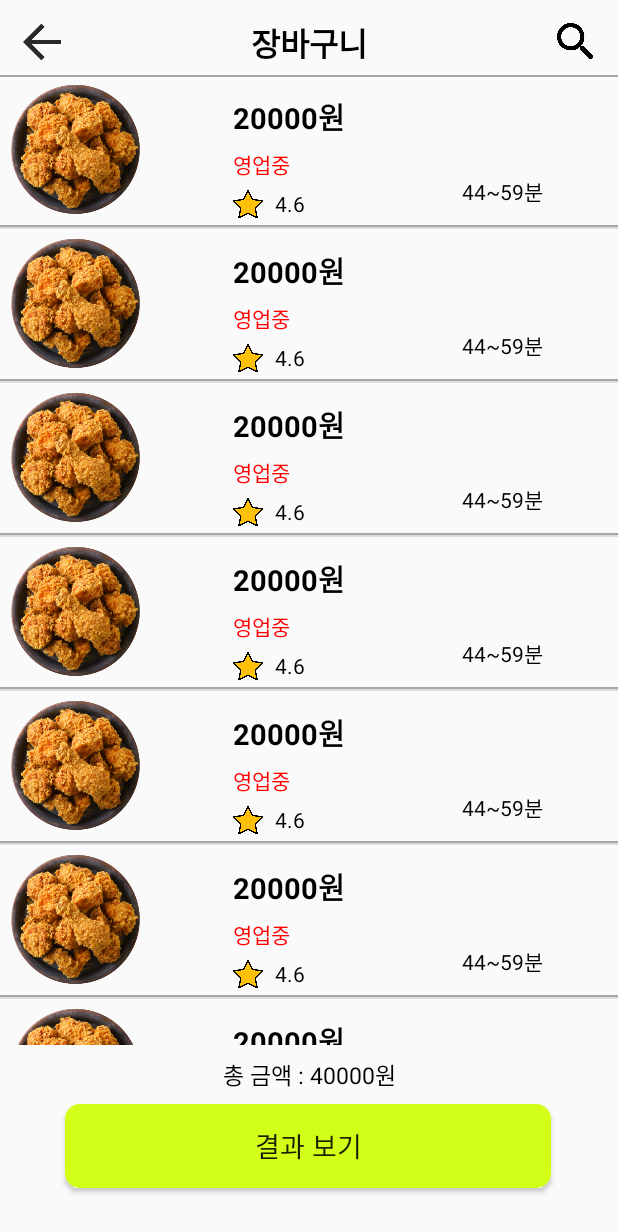
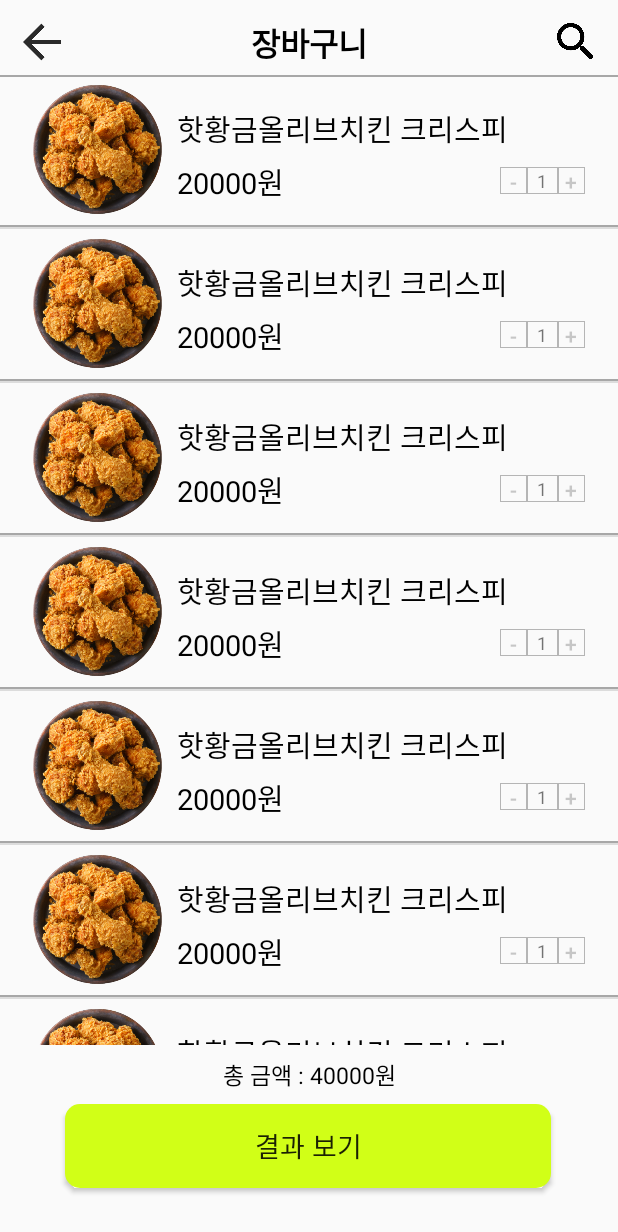
Before and after one commit to 3Jeon/Android, an Android app: the MenuActivity screen opened directly, with no data from a screen before it, after a tap on "장바구니", on a phone screen of 412 x 824 dp. Shown: the top 1232 px of the screen. Run offline under Robolectric (Android 15) with nearby library versions, the phone set to English and light mode, and no system bars.

Commit message:
commit by 'v' / 22.08.04./23:30

```diff
--- a/app/src/main/java/com/gachonumc/threejeon/menu/MenuActivity.kt
+++ b/app/src/main/java/com/gachonumc/threejeon/menu/MenuActivity.kt
@@ -5,6 +5,7 @@ import android.os.Bundle
 import androidx.appcompat.app.AppCompatActivity
 import androidx.recyclerview.widget.DividerItemDecoration
 import androidx.recyclerview.widget.LinearLayoutManager
+import com.gachonumc.threejeon.SearchActivity
 import com.gachonumc.threejeon.databinding.ActivityMenuBinding
 import com.gachonumc.threejeon.mymenu.MyMenuActivity
 import com.gachonumc.threejeon.store.StoreActivity
@@ -36,5 +37,9 @@ class MenuActivity: AppCompatActivity() {
         binding.goMyMenu.setOnClickListener {
             startActivity(Intent(this, MyMenuActivity::class.java))
         }
+
+        binding.menuSearchIv.setOnClickListener {
+            startActivity(Intent(this, SearchActivity::class.java))
+        }
     }
 }
--- a/app/src/main/java/com/gachonumc/threejeon/menu/MenuAdapter.kt
+++ b/app/src/main/java/com/gachonumc/threejeon/menu/MenuAdapter.kt
@@ -3,6 +3,7 @@ package com.gachonumc.threejeon.menu
 import android.view.LayoutInflater
 import android.view.ViewGroup
 import androidx.recyclerview.widget.RecyclerView
+import com.gachonumc.threejeon.databinding.ItemMenuBinding
 import com.gachonumc.threejeon.databinding.ItemStoreBinding
 
 class MenuAdapter() : RecyclerView.Adapter<MenuAdapter.ViewHolder>() {
@@ -13,23 +14,23 @@ class MenuAdapter() : RecyclerView.Adapter<MenuAdapter.ViewHolder>() {
     //아이템뷰와 뷰홀더를 생성하여 반환
     override fun onCreateViewHolder(parent: ViewGroup, viewType: Int): ViewHolder {
 
-        val binding = ItemStoreBinding.inflate(LayoutInflater.from(parent.context), parent,false)
+        val binding = ItemMenuBinding.inflate(LayoutInflater.from(parent.context), parent,false)
         return ViewHolder(binding)
     }
 
     //뷰홀더에 데이터 바인딩
     override fun onBindViewHolder(holder: ViewHolder, position: Int) {
-        holder.bindStoreData(MenuData.values()[position])
+        holder.bindMenuData(MenuData.values()[position])
     }
 
     //뷰홀더 클래스 선언
-    inner class ViewHolder(private val binding: ItemStoreBinding) : RecyclerView.ViewHolder(binding.root) {
+    inner class ViewHolder(private val binding: ItemMenuBinding) : RecyclerView.ViewHolder(binding.root) {
 
         //item_store 레이아웃에 StoreData 데이터 바인딩
-        fun bindStoreData(storeData: MenuData){
-            binding.storeItemImg.setImageResource(storeData.imgMenu)
-            binding.storeItemName.text = storeData.menuName
-            binding.storeItemName.text = storeData.menuPrice
+        fun bindMenuData(storeData: MenuData){
+            binding.menuItemImg.setImageResource(storeData.imgMenu)
+            binding.menuItemName.text = storeData.menuName
+            binding.menuItemPrice.text = storeData.menuPrice
 
             /*
             // 리사이클러뷰의 뷰홀더를 클릭하면 상세보기 화면 생성
--- a/app/src/main/java/com/gachonumc/threejeon/mymenu/MyMenuActivity.kt
+++ b/app/src/main/java/com/gachonumc/threejeon/mymenu/MyMenuActivity.kt
@@ -1,11 +1,14 @@
 package com.gachonumc.threejeon.mymenu
 
+import android.content.Intent
 import android.os.Bundle
 import androidx.appcompat.app.AppCompatActivity
 import androidx.recyclerview.widget.DividerItemDecoration
 import androidx.recyclerview.widget.LinearLayoutManager
+import com.gachonumc.threejeon.SearchActivity
 import com.gachonumc.threejeon.databinding.ActivityMymenuBinding
 import com.gachonumc.threejeon.databinding.ActivityStoreBinding
+import com.gachonumc.threejeon.menu.MenuActivity
 
 class MyMenuActivity: AppCompatActivity() {
 
@@ -26,5 +29,13 @@ class MyMenuActivity: AppCompatActivity() {
 
         //recyclerview 에 layoutManager 설정
         binding.mymenuRv.layoutManager = LinearLayoutManager(this)
+
+        binding.mymenuBack.setOnClickListener {
+            startActivity(Intent(this, MenuActivity::class.java))
+        }
+
+        binding.mymenuSearchIv.setOnClickListener {
+            startActivity(Intent(this, SearchActivity::class.java))
+        }
     }
 }
--- a/app/src/main/java/com/gachonumc/threejeon/mymenu/MyMenuAdapter.kt
+++ b/app/src/main/java/com/gachonumc/threejeon/mymenu/MyMenuAdapter.kt
@@ -3,7 +3,7 @@ package com.gachonumc.threejeon.mymenu
 import android.view.LayoutInflater
 import android.view.ViewGroup
 import androidx.recyclerview.widget.RecyclerView
-import com.gachonumc.threejeon.databinding.ItemStoreBinding
+import com.gachonumc.threejeon.databinding.ItemMymenuBinding
 
 class MyMenuAdapter() : RecyclerView.Adapter<MyMenuAdapter.ViewHolder>() {
 
@@ -13,23 +13,23 @@ class MyMenuAdapter() : RecyclerView.Adapter<MyMenuAdapter.ViewHolder>() {
     //아이템뷰와 뷰홀더를 생성하여 반환
     override fun onCreateViewHolder(parent: ViewGroup, viewType: Int): ViewHolder {
 
-        val binding = ItemStoreBinding.inflate(LayoutInflater.from(parent.context), parent,false)
+        val binding = ItemMymenuBinding.inflate(LayoutInflater.from(parent.context), parent,false)
         return ViewHolder(binding)
     }
 
     //뷰홀더에 데이터 바인딩
     override fun onBindViewHolder(holder: ViewHolder, position: Int) {
-        holder.bindStoreData(MyMenuData.values()[position])
+        holder.bindMymenuData(MyMenuData.values()[position])
     }
 
     //뷰홀더 클래스 선언
-    inner class ViewHolder(private val binding: ItemStoreBinding) : RecyclerView.ViewHolder(binding.root) {
+    inner class ViewHolder(private val binding: ItemMymenuBinding) : RecyclerView.ViewHolder(binding.root) {
 
         //item_store 레이아웃에 StoreData 데이터 바인딩
-        fun bindStoreData(storeData: MyMenuData){
-            binding.storeItemImg.setImageResource(storeData.imgMyMenu)
-            binding.storeItemName.text = storeData.MyMenuName
-            binding.storeItemName.text = storeData.MyMenuPrice
+        fun bindMymenuData(storeData: MyMenuData){
+            binding.mymenuItemImg.setImageResource(storeData.imgMyMenu)
+            binding.mymenuItemName.text = storeData.MyMenuName
+            binding.mymenuItemPrice.text = storeData.MyMenuPrice
 
             /*
             // 리사이클러뷰의 뷰홀더를 클릭하면 상세보기 화면 생성
--- a/app/src/main/res/layout/activity_mymenu.xml
+++ b/app/src/main/res/layout/activity_mymenu.xml
@@ -17,7 +17,7 @@
             android:layout_height="50dp">
 
             <ImageButton
-                android:id="@+id/imageButton"
+                android:id="@+id/mymenu_back"
                 android:layout_width="25dp"
                 android:layout_height="25dp"
                 android:src="@drawable/back_hd"
@@ -36,13 +36,13 @@
                 android:textColor="@color/black"
                 android:textSize="21sp"
                 android:textStyle="bold"
-                app:layout_constraintBottom_toBottomOf="@+id/imageButton"
-                app:layout_constraintEnd_toStartOf="@+id/store_search_iv"
-                app:layout_constraintStart_toEndOf="@+id/imageButton"
-                app:layout_constraintTop_toTopOf="@+id/imageButton" />
+                app:layout_constraintBottom_toBottomOf="@+id/mymenu_back"
+                app:layout_constraintEnd_toStartOf="@+id/mymenu_search_iv"
+                app:layout_constraintStart_toEndOf="@+id/mymenu_back"
+                app:layout_constraintTop_toTopOf="@+id/mymenu_back" />
 
             <ImageButton
-                android:id="@+id/store_search_iv"
+                android:id="@+id/mymenu_search_iv"
                 android:layout_width="25dp"
                 android:layout_height="25dp"
                 android:src="@drawable/search_hd"
--- a/app/src/main/res/layout/item_mymenu.xml
+++ b/app/src/main/res/layout/item_mymenu.xml
@@ -18,7 +18,7 @@
             android:layout_height="wrap_content">
 
             <ImageView
-                android:id="@+id/menu_item_img"
+                android:id="@+id/mymenu_item_img"
                 android:layout_width="90dp"
                 android:layout_height="90dp"
                 android:layout_marginStart="20dp"
@@ -28,7 +28,7 @@
                 app:layout_constraintTop_toTopOf="parent" />
 
             <TextView
-                android:id="@+id/menu_item_name"
+                android:id="@+id/mymenu_item_name"
                 android:layout_width="wrap_content"
                 android:layout_height="wrap_content"
                 android:layout_marginStart="8dp"
@@ -36,31 +36,33 @@
                 android:text="핫황금올리브치킨 크리스피"
                 android:textColor="@color/black"
                 android:textSize="19sp"
-                app:layout_constraintStart_toEndOf="@+id/menu_item_img"
+                app:layout_constraintStart_toEndOf="@+id/mymenu_item_img"
                 app:layout_constraintTop_toTopOf="parent" />
 
             <TextView
-                android:id="@+id/menu_item_price"
+                android:id="@+id/mymenu_item_price"
                 android:layout_width="wrap_content"
                 android:layout_height="wrap_content"
                 android:layout_marginTop="6dp"
                 android:text="20,000원"
                 android:textColor="@color/black"
                 android:textSize="19sp"
-                app:layout_constraintStart_toStartOf="@+id/menu_item_name"
-                app:layout_constraintTop_toBottomOf="@+id/menu_item_name" />
+                app:layout_constraintStart_toStartOf="@+id/mymenu_item_name"
+                app:layout_constraintTop_toBottomOf="@+id/mymenu_item_name" />
 
             <Button
                 android:id="@+id/minus_btn"
                 android:layout_width="18dp"
                 android:layout_height="18dp"
+                android:layout_marginStart="144dp"
                 android:background="@drawable/number_button"
+                android:gravity="center"
                 android:text="-"
                 android:textColor="#ADADADAD"
-                android:gravity="center"
                 app:layout_constraintBottom_toBottomOf="@+id/plus_btn"
+                app:layout_constraintStart_toEndOf="@+id/mymenu_item_price"
                 app:layout_constraintTop_toTopOf="@+id/plus_btn"
-                tools:layout_editor_absoluteX="333dp" />
+                app:layout_constraintVertical_bias="0.0" />
 
             <Button
                 android:id="@+id/plus_btn"
```
